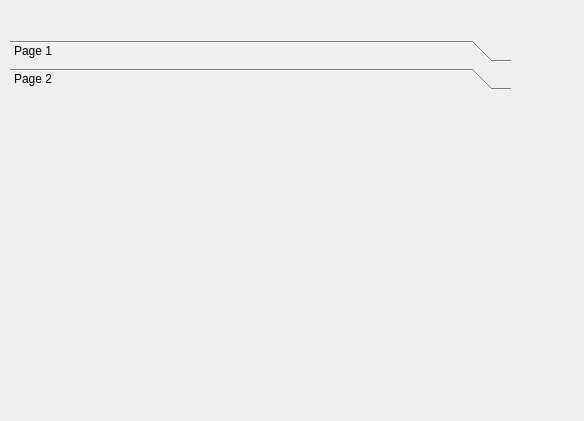
First picture: the form in Schule/managedisciplinesdialog.ui, repository MrRisoni/Gauss, before the edit.
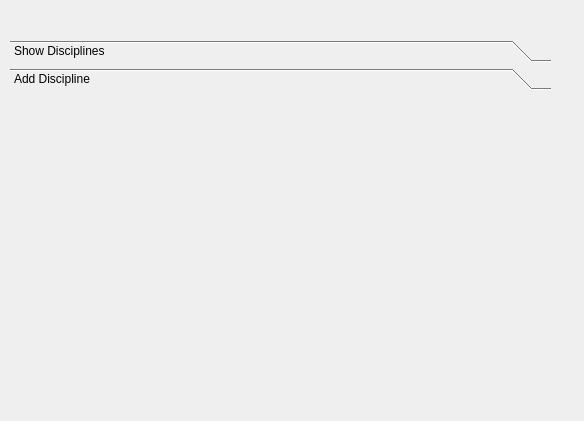
Second picture: the form after the edit. The open tabs and pages were chosen to show the change.

What changed in the file:
```diff
--- a/Schule/managedisciplinesdialog.ui
+++ b/Schule/managedisciplinesdialog.ui
@@ -18,7 +18,7 @@
     <rect>
      <x>10</x>
      <y>40</y>
-     <width>501</width>
+     <width>541</width>
      <height>331</height>
     </rect>
    </property>
@@ -35,7 +35,7 @@
      </rect>
     </property>
     <attribute name="label">
-     <string>Page 1</string>
+     <string>Show Disciplines</string>
     </attribute>
    </widget>
    <widget class="QWidget" name="page_2">
@@ -43,12 +43,12 @@
      <rect>
       <x>0</x>
       <y>0</y>
-      <width>501</width>
+      <width>541</width>
       <height>273</height>
      </rect>
     </property>
     <attribute name="label">
-     <string>Page 2</string>
+     <string>Add Discipline</string>
     </attribute>
    </widget>
   </widget>
```
Left out of the diff: 4 changed lines with no effect on the pictures.
